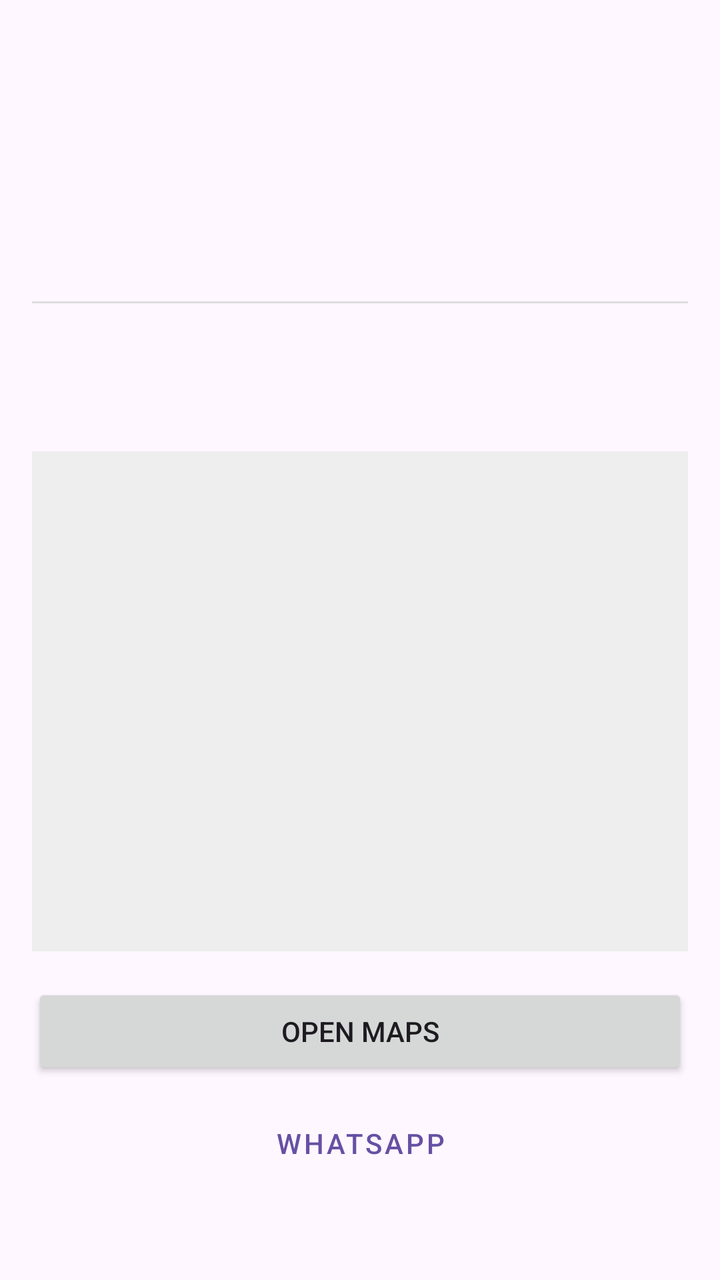
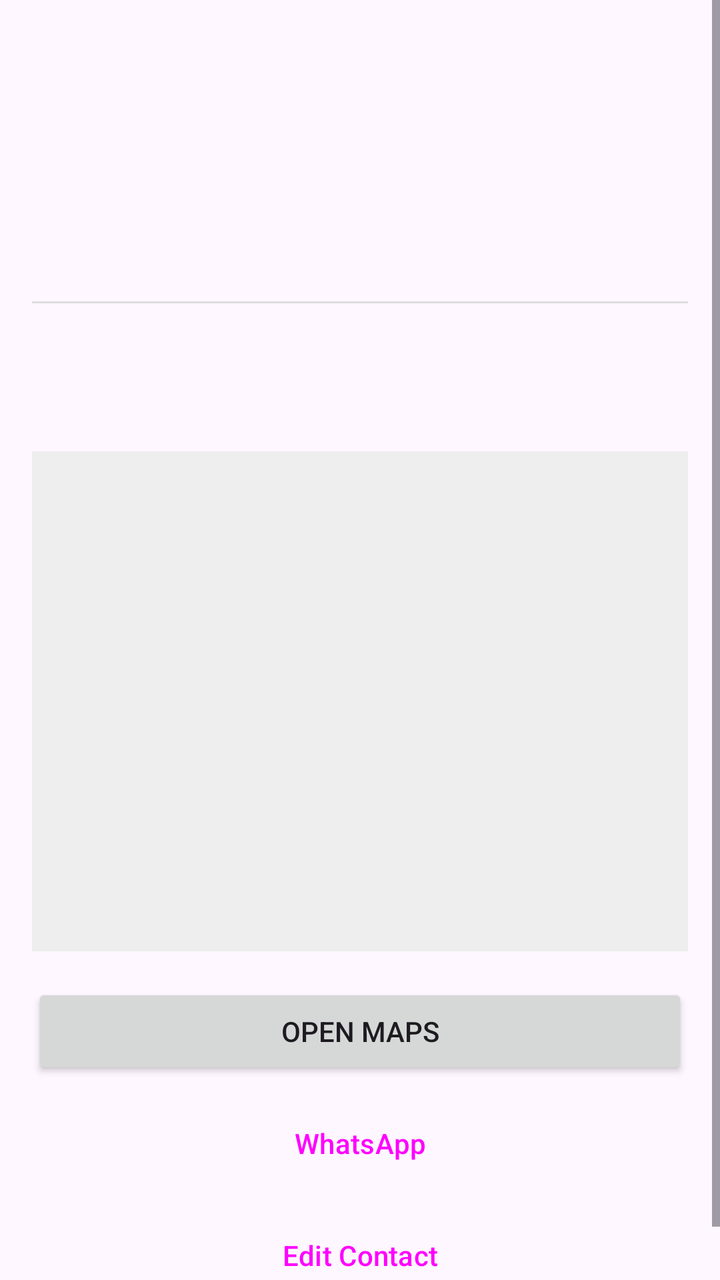

Compare the two renders of this Android layout. The source of the first and the diff that turns it into the second are given below.
<!-- AndroidManifest.xml: application theme Theme.ContactLocator -->
<!-- res/layout/activity_location_detail.xml -->
<?xml version="1.0" encoding="utf-8"?>
<androidx.constraintlayout.widget.ConstraintLayout xmlns:android="http://schemas.android.com/apk/res/android"
    xmlns:app="http://schemas.android.com/apk/res-auto"
    xmlns:tools="http://schemas.android.com/tools"
    android:id="@+id/main"
    android:layout_width="match_parent"
    android:layout_height="match_parent"
    tools:context=".LocationDetailActivity">

    <ScrollView
        android:layout_width="match_parent"
        android:layout_height="match_parent">

        <LinearLayout
            android:layout_width="match_parent"
            android:layout_height="wrap_content"
            android:orientation="vertical"
            android:padding="16dp">

            <TextView
                android:id="@+id/tvDetailId"
                android:layout_width="wrap_content"
                android:layout_height="wrap_content"
                android:textSize="18sp"
                android:textStyle="bold"
                android:layout_marginBottom="8dp" />

            <TextView
                android:id="@+id/tvDetailName"
                android:layout_width="wrap_content"
                android:layout_height="wrap_content"
                android:textSize="20sp"
                android:layout_marginBottom="8dp" />

            <TextView
                android:id="@+id/tvDetailAddress"
                android:layout_width="wrap_content"
                android:layout_height="wrap_content"
                android:textSize="16sp"
                android:layout_marginBottom="8dp" />

            <TextView
                android:id="@+id/tvDetailContact"
                android:layout_width="wrap_content"
                android:layout_height="wrap_content"
                android:textSize="16sp"
                android:layout_marginBottom="16dp" />

            <View
                android:layout_width="match_parent"
                android:layout_height="1dp"
                android:background="#DDD"
                android:layout_marginBottom="16dp" />

            <TextView
                android:id="@+id/tvDetailLatitude"
                android:layout_width="wrap_content"
                android:layout_height="wrap_content"
                android:layout_marginBottom="4dp" />

            <TextView
                android:id="@+id/tvDetailLongitude"
                android:layout_width="wrap_content"
                android:layout_height="wrap_content"
                android:layout_marginBottom="16dp" />

            <ImageView
                android:id="@+id/ivDetailPicture"
                android:layout_width="match_parent"
                android:layout_height="250dp"
                android:layout_marginBottom="16dp"
                android:background="#EEE"
                android:scaleType="centerCrop"
                android:contentDescription="Location image" />

            <Button
                android:id="@+id/btnDetailOpenMaps"
                android:layout_width="match_parent"
                android:layout_height="wrap_content"
                android:layout_marginBottom="8dp"
                android:text="@string/btn_open_maps" />

            <Button
                android:id="@+id/btnDetailWhatsApp"
                android:layout_width="match_parent"
                android:layout_height="wrap_content"
                android:text="@string/btn_whatsapp"
                style="@style/Widget.MaterialComponents.Button.OutlinedButton" />

        </LinearLayout>
    </ScrollView>

</androidx.constraintlayout.widget.ConstraintLayout>
<!-- resources referenced by this layout -->
<resources>
  <string name="btn_open_maps">Open Maps</string>
  <string name="btn_whatsapp">WhatsApp</string>
  <style name="Theme.ContactLocator" parent="Base.Theme.ContactLocator" />
  <style name="Base.Theme.ContactLocator" parent="Theme.Material3.DayNight.NoActionBar">
          
          
      </style>
</resources>

<!-- the commit's change to res/layout/activity_location_detail.xml (unified diff, before → after) -->
@@ -84,8 +84,16 @@
                 android:id="@+id/btnDetailWhatsApp"
                 android:layout_width="match_parent"
                 android:layout_height="wrap_content"
+                android:layout_marginBottom="8dp"
                 android:text="@string/btn_whatsapp"
-                style="@style/Widget.MaterialComponents.Button.OutlinedButton" />
+                style="@style/Widget.Material3.Button.OutlinedButton" />
+
+            <Button
+                android:id="@+id/btnDetailEdit"
+                android:layout_width="match_parent"
+                android:layout_height="wrap_content"
+                android:text="@string/btn_edit"
+                style="@style/Widget.Material3.Button.TonalButton" />
 
         </LinearLayout>
     </ScrollView>
<!-- resource entries referenced after the edit -->
@@ -1,5 +1,6 @@
 <!-- resources referenced by this layout -->
 <resources>
+  <string name="btn_edit">Edit Contact</string>
   <string name="btn_open_maps">Open Maps</string>
   <string name="btn_whatsapp">WhatsApp</string>
   <style name="Theme.ContactLocator" parent="Base.Theme.ContactLocator" />
